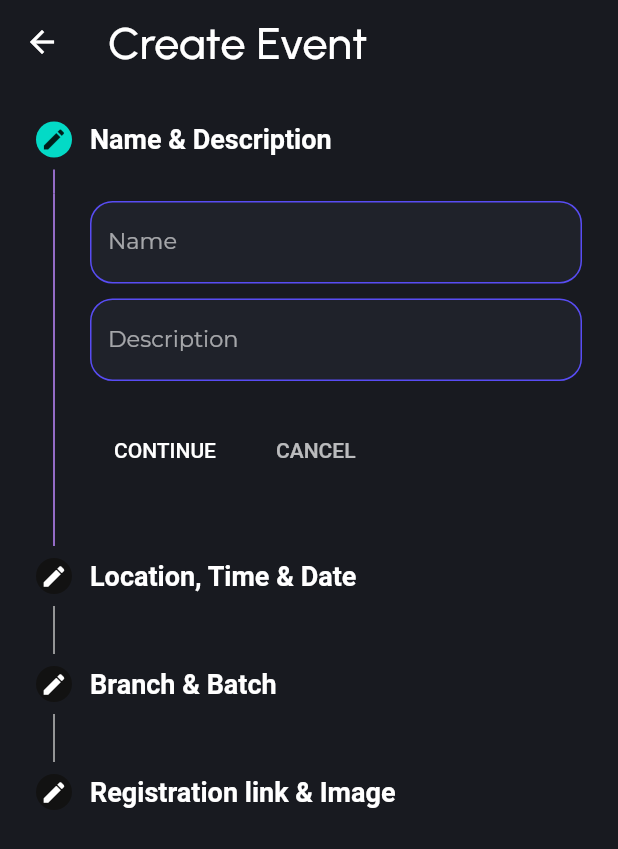
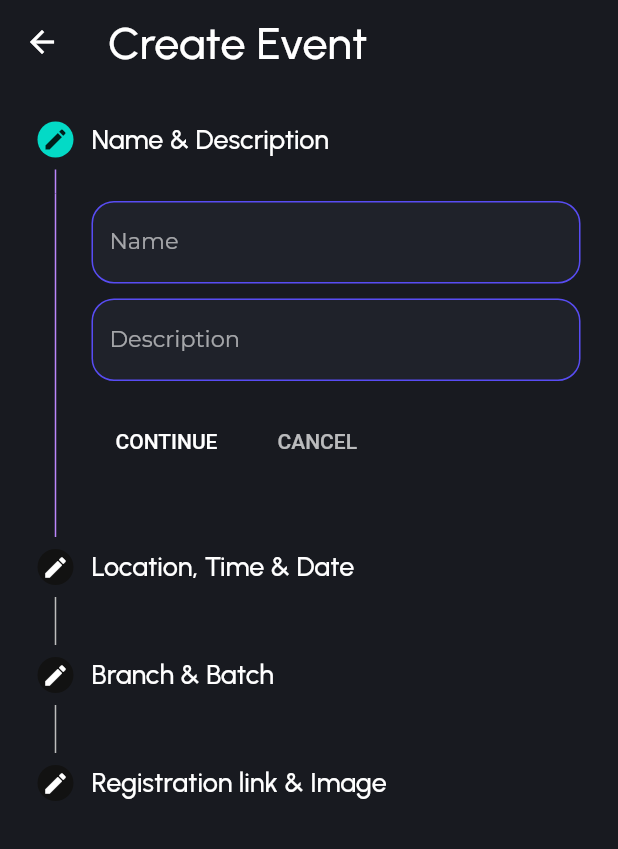
Before and after one commit to Xe-nor/CampusKonnect, a Flutter app: the CreateEvent screen opened by its route, on a phone screen of 412 x 824 dp. Shown: the top 849 px of the screen. Run offline on Flutter 3.47's test engine with Material 2 defaults, Android fonts, the phone set to English and light mode, and no system bars; drawn by our look-alikes of keyboard_dismisser; our stand-ins replace firebase_auth, firebase_core, flutter_snake_navigationbar, font_awesome_flutter, get, google_fonts and 2 more; accounts and stored records are empty; project files that could hold a hidden picture were left out.

Commit message:
fixed ui

```diff
--- a/lib/main.dart
+++ b/lib/main.dart
@@ -38,7 +38,7 @@ class MyApp extends StatelessWidget {
           title: "campuskonnect",
           themeMode: themeProvider.themeMode,
           darkTheme: MyTheme.dark,
-          initialRoute: MyRoutes.splashscreen,
+          initialRoute: MyRoutes.homeRoute,
           routes: {
             // "/": (context) => const Homepage(),
             MyRoutes.splashscreen: (context) => Splashscreen(),
@@ -48,7 +48,6 @@ class MyApp extends StatelessWidget {
             MyRoutes.profilepage: (context) => const profile(),
             MyRoutes.eventdetail: (context) => const eventdetail(),
             MyRoutes.createevent: (context) => const CreateEvent(),
-
           },
         );
       },
--- a/lib/pages/create_event.dart
+++ b/lib/pages/create_event.dart
@@ -1,5 +1,6 @@
 import 'package:campuskonnect/utils/routes.dart';
 import 'package:campuskonnect/utils/theme.dart';
+import 'package:flutter/foundation.dart';
 import 'package:flutter/material.dart';
 import 'package:flutter/services.dart';
 import 'package:font_awesome_flutter/font_awesome_flutter.dart';
@@ -29,12 +30,11 @@ class _CreateEventState extends State<CreateEvent> {
         Step(
           state: _activeStepIndex <= 0 ? StepState.editing : StepState.complete,
           isActive: _activeStepIndex >= 0,
-          title: const Text(
+          title: Text(
             "Name & Description ",
-            style: TextStyle(
-                // color: Colors.yellow,
+            style: GoogleFonts.urbanist(
               fontSize: 18,
-                fontWeight: FontWeight.bold),
+            ),
           ),
           content: Column(
             children: [
@@ -69,12 +69,11 @@ class _CreateEventState extends State<CreateEvent> {
                 isObscure: false,
                 validator: (value) {
                   if (value == null || value.isEmpty) {
-                    return 'Please name of the event';
+                    return 'Please provide a description';
                   }
                   return null;
                 },
               ),
-              const SizedBox(height: 6),
             ],
           ),
         ),
@@ -84,12 +83,11 @@ class _CreateEventState extends State<CreateEvent> {
         Step(
           state: _activeStepIndex <= 1 ? StepState.editing : StepState.complete,
           isActive: _activeStepIndex >= 1,
-          title: const Text(
+          title: Text(
             "Location, Time & Date ",
-            style: TextStyle(
-                // color: Colors.yellow,
+            style: GoogleFonts.urbanist(
               fontSize: 18,
-                fontWeight: FontWeight.bold),
+            ),
           ),
           content: Column(
             children: [
@@ -103,7 +101,7 @@ class _CreateEventState extends State<CreateEvent> {
                 suffixIcon: null,
                 validator: (value) {
                   if (value == null || value.isEmpty) {
-                    return 'Please name of the event';
+                    return 'Please provide the location';
                   }
                   return null;
                 },
@@ -163,9 +161,11 @@ class _CreateEventState extends State<CreateEvent> {
         Step(
           state: _activeStepIndex <= 2 ? StepState.editing : StepState.complete,
           isActive: _activeStepIndex >= 2,
-          title: const Text(
+          title: Text(
             "Branch & Batch",
-            style: TextStyle(fontSize: 18, fontWeight: FontWeight.bold),
+            style: GoogleFonts.urbanist(
+              fontSize: 18,
+            ),
           ),
           content: Column(
             children: [
@@ -219,9 +219,11 @@ class _CreateEventState extends State<CreateEvent> {
         Step(
           state: _activeStepIndex <= 3 ? StepState.editing : StepState.complete,
           isActive: _activeStepIndex >= 3,
-          title: const Text(
+          title: Text(
             "Registration link & Image",
-            style: TextStyle(fontSize: 18, fontWeight: FontWeight.bold),
+            style: GoogleFonts.urbanist(
+              fontSize: 18,
+            ),
           ),
           content: Column(
             children: [
@@ -241,11 +243,11 @@ class _CreateEventState extends State<CreateEvent> {
                         ? ClipRRect(
                             borderRadius: BorderRadius.circular(10),
                             child: Image.file(_image!,
-                                width: 370, height: 200, fit: BoxFit.cover),
+                                width: 270, height: 100, fit: BoxFit.cover),
                           )
                         : Container(
-                            height: 130,
-                            width: double.infinity,
+                            height: 100,
+                            width: double.maxFinite,
                             decoration: BoxDecoration(
                                 border:
                                     Border.all(color: Colors.deepPurpleAccent),
@@ -257,9 +259,12 @@ class _CreateEventState extends State<CreateEvent> {
                     const SizedBox(
                       height: 10,
                     ),
-                    Row(
+                    Column(
                       mainAxisAlignment: MainAxisAlignment.spaceBetween,
                       children: [
+                        const SizedBox(
+                          height: 5,
+                        ),
                         SizedBox(
                           width: 155,
                           height: 35,
@@ -279,6 +284,14 @@ class _CreateEventState extends State<CreateEvent> {
                                   color: Appcolors.lightprimary,
                                   fontWeight: FontWeight.w500),
                             ),
+                          ),
+                        ),
+                        Padding(
+                          padding: const EdgeInsets.symmetric(vertical: 8.0),
+                          child: Text(
+                            "OR",
+                            style: GoogleFonts.urbanist(
+                                fontWeight: FontWeight.w500),
                           ),
                         ),
                         SizedBox(
@@ -323,10 +336,12 @@ class _CreateEventState extends State<CreateEvent> {
       final imagePermanent = await saveFilePermanently(image.path);
 
       setState(() {
-        this._image = imagePermanent;
+        _image = imagePermanent;
       });
     } on PlatformException catch (e) {
+      if (kDebugMode) {
         print('Failed to pick image: $e');
+      }
     }
   }
 
@@ -348,12 +363,15 @@ class _CreateEventState extends State<CreateEvent> {
           title:
               Text("Create Event", style: GoogleFonts.urbanist(fontSize: 30)),
         ),
-        body: SingleChildScrollView(
-          child: Column(
+        body: ListView(
+          children: [
+            Column(
               children: [
                 Padding(
-                padding: const EdgeInsets.only(top: 1),
+                  padding: const EdgeInsets.all(1),
                   child: Stepper(
+                    physics: const BouncingScrollPhysics(
+                        decelerationRate: ScrollDecelerationRate.normal),
                     currentStep: _activeStepIndex,
                     steps: stepList(),
                     onStepContinue: () {
@@ -379,6 +397,7 @@ class _CreateEventState extends State<CreateEvent> {
                 ),
               ],
             ),
+          ],
         ),
       ),
     );
--- a/lib/pages/loginpage.dart
+++ b/lib/pages/loginpage.dart
@@ -72,7 +72,7 @@ class _LoginpageState extends State<Loginpage> {
                 ),
                 Padding(
                   padding: const EdgeInsets.only(
-                      left: 20, top: 100, right: 20, bottom: 30),
+                      left: 20, top: 65, right: 20, bottom: 30),
                   child: Image.asset(
                     "assets/images/nobglogo2.png",
                     fit: BoxFit.contain,
@@ -164,7 +164,7 @@ class _LoginpageState extends State<Loginpage> {
                           email: _emailTextController.text,
                           password: _passwordTextController.text)
                       .then((value) {
-                    Get.to(() => const eventdetail(),
+                    Get.to(() => const Homepage(),
                         transition: Transition.cupertinoDialog,
                         duration: const Duration(milliseconds: 1500));
                   }).onError((error, stackTrace) {
--- a/lib/pages/signup.dart
+++ b/lib/pages/signup.dart
@@ -225,7 +225,7 @@ class _SignupscreenState extends State<Signupscreen> {
                                 .then((value) {
                               print("Created new account");
 
-                              Get.to(() => const profile(),
+                              Get.to(() => const Loginpage(),
                                   transition: Transition.cupertinoDialog,
                                   duration: const Duration(milliseconds: 1500));
                             }).onError((error, stackTrace) {
```
Lines whose indentation alone changed are shown as unchanged.
